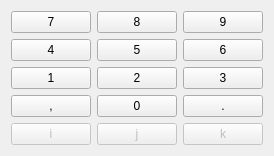
Qt form views/utils/tastierinoview.ui (Sennare/kalk_p2) before a commit.
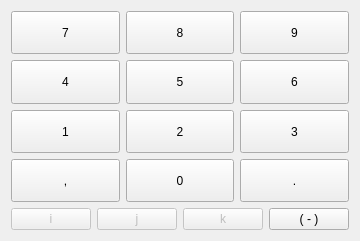
The same form after that commit.

Diff of the .ui file:
```diff
--- a/views/utils/tastierinoview.ui
+++ b/views/utils/tastierinoview.ui
@@ -6,177 +6,37 @@
    <rect>
     <x>0</x>
     <y>0</y>
-    <width>270</width>
-    <height>156</height>
+    <width>356</width>
+    <height>241</height>
    </rect>
   </property>
   <property name="windowTitle">
    <string>Form</string>
   </property>
   <layout class="QGridLayout" name="gridLayout">
-   <item row="0" column="0">
-    <widget class="QPushButton" name="btn7">
-     <property name="sizePolicy">
-      <sizepolicy hsizetype="Expanding" vsizetype="Expanding">
-       <horstretch>0</horstretch>
-       <verstretch>0</verstretch>
-      </sizepolicy>
+   <item row="6" column="2">
+    <widget class="QPushButton" name="btnK">
+     <property name="enabled">
+      <bool>false</bool>
      </property>
-     <property name="text">
-      <string>7</string>
-     </property>
-    </widget>
-   </item>
-   <item row="0" column="1">
-    <widget class="QPushButton" name="btn8">
      <property name="sizePolicy">
-      <sizepolicy hsizetype="Expanding" vsizetype="Expanding">
+      <sizepolicy hsizetype="Expanding" vsizetype="Minimum">
        <horstretch>0</horstretch>
        <verstretch>0</verstretch>
       </sizepolicy>
      </property>
      <property name="text">
-      <string>8</string>
+      <string>k</string>
      </property>
     </widget>
    </item>
-   <item row="0" column="2">
-    <widget class="QPushButton" name="btn9">
-     <property name="sizePolicy">
-      <sizepolicy hsizetype="Expanding" vsizetype="Expanding">
-       <horstretch>0</horstretch>
-       <verstretch>0</verstretch>
-      </sizepolicy>
-     </property>
-     <property name="text">
-      <string>9</string>
-     </property>
-    </widget>
-   </item>
-   <item row="1" column="0">
-    <widget class="QPushButton" name="btn4">
-     <property name="sizePolicy">
-      <sizepolicy hsizetype="Expanding" vsizetype="Expanding">
-       <horstretch>0</horstretch>
-       <verstretch>0</verstretch>
-      </sizepolicy>
-     </property>
-     <property name="text">
-      <string>4</string>
-     </property>
-    </widget>
-   </item>
-   <item row="1" column="1">
-    <widget class="QPushButton" name="btn5">
-     <property name="sizePolicy">
-      <sizepolicy hsizetype="Expanding" vsizetype="Expanding">
-       <horstretch>0</horstretch>
-       <verstretch>0</verstretch>
-      </sizepolicy>
-     </property>
-     <property name="text">
-      <string>5</string>
-     </property>
-    </widget>
-   </item>
-   <item row="1" column="2">
-    <widget class="QPushButton" name="btn6">
-     <property name="sizePolicy">
-      <sizepolicy hsizetype="Expanding" vsizetype="Expanding">
-       <horstretch>0</horstretch>
-       <verstretch>0</verstretch>
-      </sizepolicy>
-     </property>
-     <property name="text">
-      <string>6</string>
-     </property>
-    </widget>
-   </item>
-   <item row="2" column="0">
-    <widget class="QPushButton" name="btn1">
-     <property name="sizePolicy">
-      <sizepolicy hsizetype="Expanding" vsizetype="Expanding">
-       <horstretch>0</horstretch>
-       <verstretch>0</verstretch>
-      </sizepolicy>
-     </property>
-     <property name="text">
-      <string>1</string>
-     </property>
-    </widget>
-   </item>
-   <item row="2" column="1">
-    <widget class="QPushButton" name="btn2">
-     <property name="sizePolicy">
-      <sizepolicy hsizetype="Expanding" vsizetype="Expanding">
-       <horstretch>0</horstretch>
-       <verstretch>0</verstretch>
-      </sizepolicy>
-     </property>
-     <property name="text">
-      <string>2</string>
-     </property>
-    </widget>
-   </item>
-   <item row="2" column="2">
-    <widget class="QPushButton" name="btn3">
-     <property name="sizePolicy">
-      <sizepolicy hsizetype="Expanding" vsizetype="Expanding">
-       <horstretch>0</horstretch>
-       <verstretch>0</verstretch>
-      </sizepolicy>
-     </property>
-     <property name="text">
-      <string>3</string>
-     </property>
-    </widget>
-   </item>
-   <item row="3" column="0">
-    <widget class="QPushButton" name="btnComma">
-     <property name="sizePolicy">
-      <sizepolicy hsizetype="Expanding" vsizetype="Expanding">
-       <horstretch>0</horstretch>
-       <verstretch>0</verstretch>
-      </sizepolicy>
-     </property>
-     <property name="text">
-      <string>,</string>
-     </property>
-    </widget>
-   </item>
-   <item row="3" column="1">
-    <widget class="QPushButton" name="btn0">
-     <property name="sizePolicy">
-      <sizepolicy hsizetype="Expanding" vsizetype="Expanding">
-       <horstretch>0</horstretch>
-       <verstretch>0</verstretch>
-      </sizepolicy>
-     </property>
-     <property name="text">
-      <string>0</string>
-     </property>
-    </widget>
-   </item>
-   <item row="3" column="2">
-    <widget class="QPushButton" name="btnPoint">
-     <property name="sizePolicy">
-      <sizepolicy hsizetype="Expanding" vsizetype="Expanding">
-       <horstretch>0</horstretch>
-       <verstretch>0</verstretch>
-      </sizepolicy>
-     </property>
-     <property name="text">
-      <string>.</string>
-     </property>
-    </widget>
-   </item>
-   <item row="5" column="0">
+   <item row="6" column="0">
     <widget class="QPushButton" name="btnI">
      <property name="enabled">
       <bool>false</bool>
      </property>
      <property name="sizePolicy">
-      <sizepolicy hsizetype="Expanding" vsizetype="Expanding">
+      <sizepolicy hsizetype="Expanding" vsizetype="Minimum">
        <horstretch>0</horstretch>
        <verstretch>0</verstretch>
       </sizepolicy>
@@ -186,13 +46,13 @@
      </property>
     </widget>
    </item>
-   <item row="5" column="1">
+   <item row="6" column="1">
     <widget class="QPushButton" name="btnJ">
      <property name="enabled">
       <bool>false</bool>
      </property>
      <property name="sizePolicy">
-      <sizepolicy hsizetype="Expanding" vsizetype="Expanding">
+      <sizepolicy hsizetype="Expanding" vsizetype="Minimum">
        <horstretch>0</horstretch>
        <verstretch>0</verstretch>
       </sizepolicy>
@@ -202,22 +62,182 @@
      </property>
     </widget>
    </item>
-   <item row="5" column="2">
-    <widget class="QPushButton" name="btnK">
+   <item row="6" column="3">
+    <widget class="QPushButton" name="btnMinus">
      <property name="enabled">
-      <bool>false</bool>
+      <bool>true</bool>
      </property>
      <property name="sizePolicy">
-      <sizepolicy hsizetype="Expanding" vsizetype="Expanding">
+      <sizepolicy hsizetype="Expanding" vsizetype="Minimum">
        <horstretch>0</horstretch>
        <verstretch>0</verstretch>
       </sizepolicy>
      </property>
      <property name="text">
-      <string>k</string>
+      <string>( - )</string>
      </property>
     </widget>
    </item>
+   <item row="0" column="0" colspan="4">
+    <layout class="QGridLayout" name="gridLayout_2" columnstretch="0,0,0" columnminimumwidth="0,0,0">
+     <item row="4" column="1">
+      <widget class="QPushButton" name="btn2">
+       <property name="sizePolicy">
+        <sizepolicy hsizetype="Expanding" vsizetype="Expanding">
+         <horstretch>0</horstretch>
+         <verstretch>0</verstretch>
+        </sizepolicy>
+       </property>
+       <property name="text">
+        <string>2</string>
+       </property>
+      </widget>
+     </item>
+     <item row="4" column="0">
+      <widget class="QPushButton" name="btn1">
+       <property name="sizePolicy">
+        <sizepolicy hsizetype="Expanding" vsizetype="Expanding">
+         <horstretch>0</horstretch>
+         <verstretch>0</verstretch>
+        </sizepolicy>
+       </property>
+       <property name="text">
+        <string>1</string>
+       </property>
+      </widget>
+     </item>
+     <item row="5" column="2">
+      <widget class="QPushButton" name="btnPoint">
+       <property name="sizePolicy">
+        <sizepolicy hsizetype="Expanding" vsizetype="Expanding">
+         <horstretch>0</horstretch>
+         <verstretch>0</verstretch>
+        </sizepolicy>
+       </property>
+       <property name="text">
+        <string>.</string>
+       </property>
+      </widget>
+     </item>
+     <item row="5" column="0">
+      <widget class="QPushButton" name="btnComma">
+       <property name="sizePolicy">
+        <sizepolicy hsizetype="Expanding" vsizetype="Expanding">
+         <horstretch>0</horstretch>
+         <verstretch>0</verstretch>
+        </sizepolicy>
+       </property>
+       <property name="text">
+        <string>,</string>
+       </property>
+      </widget>
+     </item>
+     <item row="1" column="2">
+      <widget class="QPushButton" name="btn9">
+       <property name="sizePolicy">
+        <sizepolicy hsizetype="Expanding" vsizetype="Expanding">
+         <horstretch>0</horstretch>
+         <verstretch>0</verstretch>
+        </sizepolicy>
+       </property>
+       <property name="text">
+        <string>9</string>
+       </property>
+      </widget>
+     </item>
+     <item row="3" column="2">
+      <widget class="QPushButton" name="btn6">
+       <property name="sizePolicy">
+        <sizepolicy hsizetype="Expanding" vsizetype="Expanding">
+         <horstretch>0</horstretch>
+         <verstretch>0</verstretch>
+        </sizepolicy>
+       </property>
+       <property name="text">
+        <string>6</string>
+       </property>
+      </widget>
+     </item>
+     <item row="3" column="0">
+      <widget class="QPushButton" name="btn4">
+       <property name="sizePolicy">
+        <sizepolicy hsizetype="Expanding" vsizetype="Expanding">
+         <horstretch>0</horstretch>
+         <verstretch>0</verstretch>
+        </sizepolicy>
+       </property>
+       <property name="text">
+        <string>4</string>
+       </property>
+      </widget>
+     </item>
+     <item row="1" column="1">
+      <widget class="QPushButton" name="btn8">
+       <property name="sizePolicy">
+        <sizepolicy hsizetype="Expanding" vsizetype="Expanding">
+         <horstretch>0</horstretch>
+         <verstretch>0</verstretch>
+        </sizepolicy>
+       </property>
+       <property name="text">
+        <string>8</string>
+       </property>
+      </widget>
+     </item>
+     <item row="1" column="0">
+      <widget class="QPushButton" name="btn7">
+       <property name="sizePolicy">
+        <sizepolicy hsizetype="Expanding" vsizetype="Expanding">
+         <horstretch>0</horstretch>
+         <verstretch>0</verstretch>
+        </sizepolicy>
+       </property>
+       <property name="text">
+        <string>7</string>
+       </property>
+      </widget>
+     </item>
+     <item row="3" column="1">
+      <widget class="QPushButton" name="btn5">
+       <property name="sizePolicy">
+        <sizepolicy hsizetype="Expanding" vsizetype="Expanding">
+         <horstretch>0</horstretch>
+         <verstretch>0</verstretch>
+        </sizepolicy>
+       </property>
+       <property name="text">
+        <string>5</string>
+       </property>
+      </widget>
+     </item>
+     <item row="4" column="2">
+      <widget class="QPushButton" name="btn3">
+       <property name="sizePolicy">
+        <sizepolicy hsizetype="Expanding" vsizetype="Expanding">
+         <horstretch>0</horstretch>
+         <verstretch>0</verstretch>
+        </sizepolicy>
+       </property>
+       <property name="text">
+        <string>3</string>
+       </property>
+      </widget>
+     </item>
+     <item row="5" column="1">
+      <widget class="QPushButton" name="btn0">
+       <property name="sizePolicy">
+        <sizepolicy hsizetype="Expanding" vsizetype="Expanding">
+         <horstretch>0</horstretch>
+         <verstretch>0</verstretch>
+        </sizepolicy>
+       </property>
+       <property name="text">
+        <string>0</string>
+       </property>
+      </widget>
+     </item>
+    </layout>
+   </item>
   </layout>
  </widget>
  <resources/>
```
